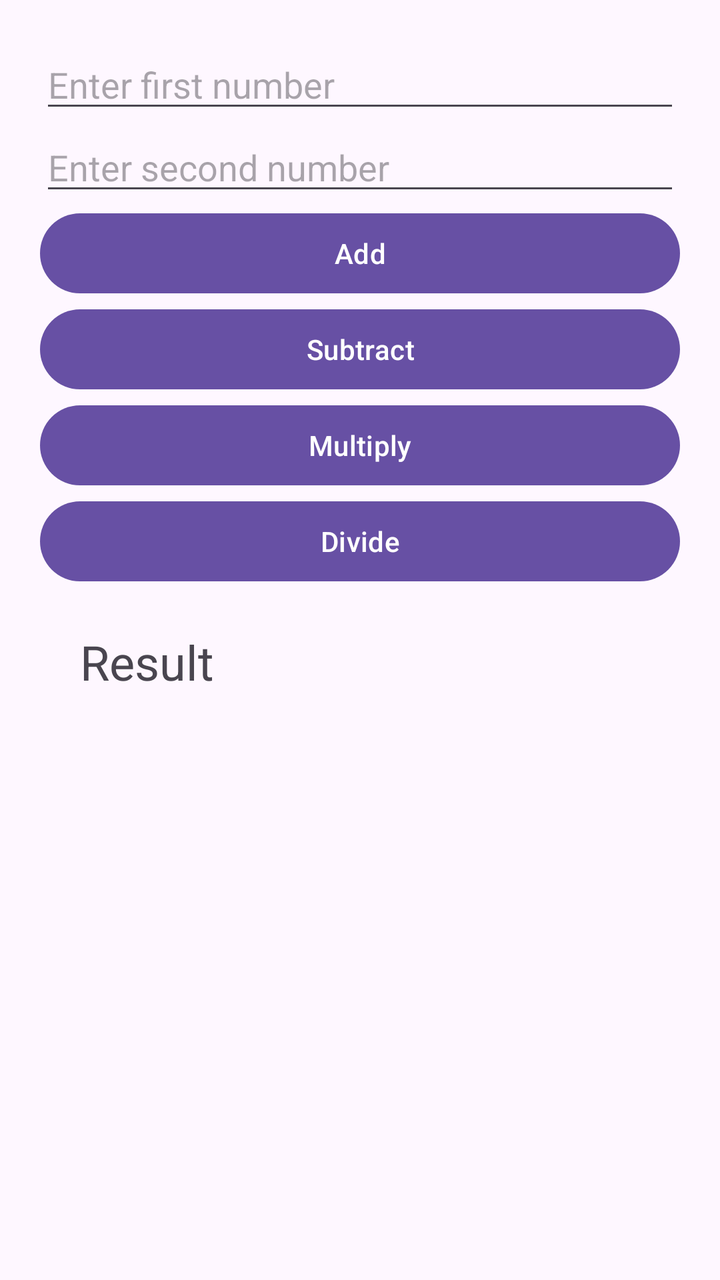
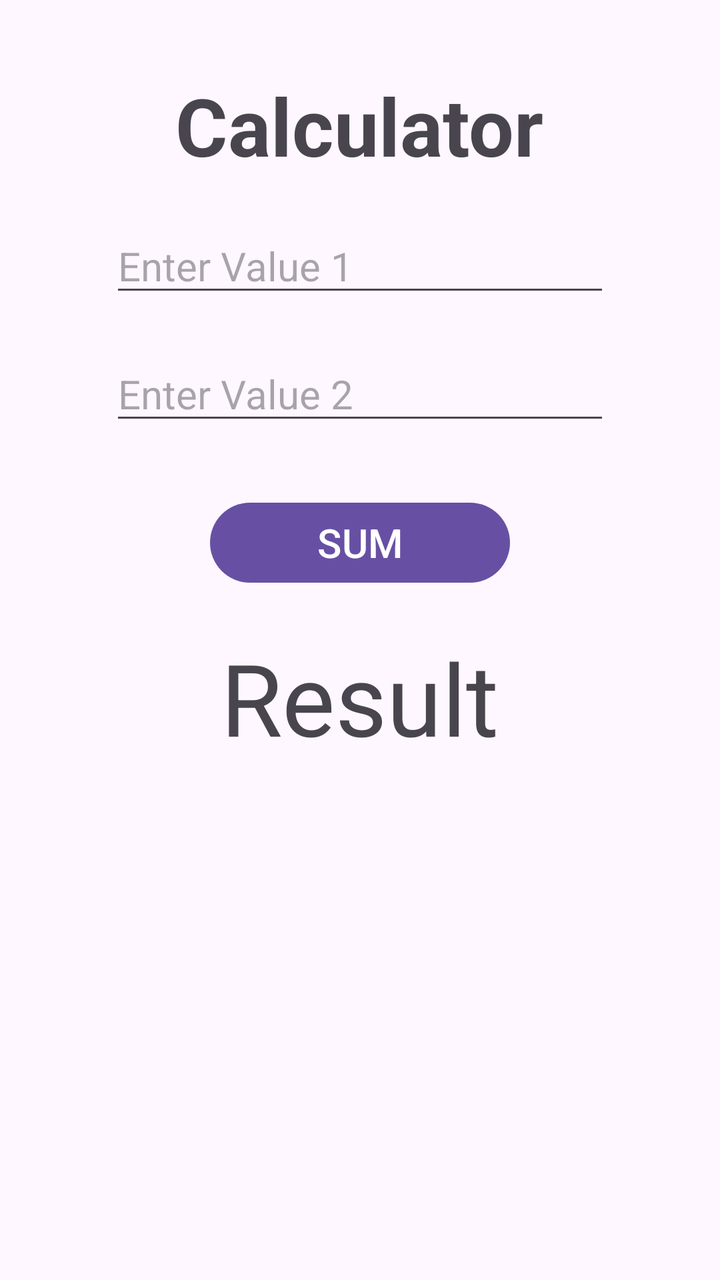

The first picture is an Android layout as it rendered before a commit; the second is the same layout after the commit. The layout source and the unified diff follow.
<!-- AndroidManifest.xml: application theme Theme.MyCalculator -->
<!-- res/layout/activity_main.xml -->
<?xml version="1.0" encoding="utf-8"?>
<LinearLayout
    xmlns:android="http://schemas.android.com/apk/res/android"
    android:id="@+id/main"
    android:layout_width="match_parent"
    android:layout_height="match_parent"
    android:orientation="vertical"
    android:padding="20dp">

    <EditText
        android:id="@+id/number1"
        android:layout_width="match_parent"
        android:layout_height="wrap_content"
        android:hint="Enter first number"
        android:inputType="numberDecimal" />

    <EditText
        android:id="@+id/number2"
        android:layout_width="match_parent"
        android:layout_height="wrap_content"
        android:hint="Enter second number"
        android:inputType="numberDecimal" />

    <Button
        android:id="@+id/addButton"
        android:layout_width="match_parent"
        android:layout_height="wrap_content"
        android:text="Add" />

    <Button
        android:id="@+id/subtractButton"
        android:layout_width="match_parent"
        android:layout_height="wrap_content"
        android:text="Subtract" />

    <Button
        android:id="@+id/multiplyButton"
        android:layout_width="match_parent"
        android:layout_height="wrap_content"
        android:text="Multiply" />

    <Button
        android:id="@+id/divideButton"
        android:layout_width="match_parent"
        android:layout_height="wrap_content"
        android:text="Divide" />

    <TextView
        android:id="@+id/result"
        android:layout_width="match_parent"
        android:layout_height="wrap_content"
        android:text="Result"
        android:textSize="24sp"
        android:padding="20dp" />

</LinearLayout>
<!-- resources referenced by this layout -->
<resources>
  <style name="Theme.MyCalculator" parent="Base.Theme.MyCalculator" />
  <style name="Base.Theme.MyCalculator" parent="Theme.Material3.DayNight.NoActionBar">
          
          
      </style>
</resources>

<!-- the commit's change to res/layout/activity_main.xml (unified diff, before → after) -->
@@ -1,56 +1,69 @@
 <?xml version="1.0" encoding="utf-8"?>
 <LinearLayout
     xmlns:android="http://schemas.android.com/apk/res/android"
+    xmlns:app="http://schemas.android.com/apk/res-auto"
+    xmlns:tools="http://schemas.android.com/tools"
     android:id="@+id/main"
+    android:orientation="vertical"
     android:layout_width="match_parent"
     android:layout_height="match_parent"
-    android:orientation="vertical"
-    android:padding="20dp">
+    android:padding="16dp"
+    tools:context=".MainActivity">
 
+    
+    <TextView
+        android:id="@+id/tv1"
+        android:layout_width="wrap_content"
+        android:layout_height="wrap_content"
+        android:layout_marginTop="20dp"
+        android:text="@string/title_calculator"
+        android:textStyle="bold"
+        android:textSize="40sp"
+        android:layout_gravity="center"/> 
+
+    
+    
     <EditText
-        android:id="@+id/number1"
-        android:layout_width="match_parent"
+        android:id="@+id/et1"
+        android:layout_width="250dp"
         android:layout_height="wrap_content"
-        android:hint="Enter first number"
-        android:inputType="numberDecimal" />
+        android:hint="@string/hint_value1"
+        android:layout_gravity="center"
+        android:layout_marginTop="20dp"
+        android:textSize="20sp"
+        android:inputType="numberDecimal"
+        android:autofillHints="none" /> 
 
+    
     <EditText
-        android:id="@+id/number2"
-        android:layout_width="match_parent"
+        android:id="@+id/et2"
+        android:layout_width="250dp"
         android:layout_height="wrap_content"
-        android:hint="Enter second number"
-        android:inputType="numberDecimal" />
+        android:hint="@string/hint_value2"
+        android:layout_gravity="center"
+        android:layout_marginTop="20dp"
+        android:textSize="20sp"
+        android:inputType="numberDecimal"
+        android:autofillHints="none" />
 
+    
     <Button
-        android:id="@+id/addButton"
-        android:layout_width="match_parent"
+        android:id="@+id/btn1"
+        android:layout_width="150dp"
         android:layout_height="wrap_content"
-        android:text="Add" />
+        android:text="@string/btn_sum"
+        android:textSize="20sp"
+        android:layout_gravity="center"
+        android:layout_marginTop="30dp"/>
 
-    <Button
-        android:id="@+id/subtractButton"
-        android:layout_width="match_parent"
+    
+    <TextView
+        android:id="@+id/tv2"
+        android:layout_width="wrap_content"
         android:layout_height="wrap_content"
-        android:text="Subtract" />
-
-    <Button
-        android:id="@+id/multiplyButton"
-        android:layout_width="match_parent"
-        android:layout_height="wrap_content"
-        android:text="Multiply" />
-
-    <Button
-        android:id="@+id/divideButton"
-        android:layout_width="match_parent"
-        android:layout_height="wrap_content"
-        android:text="Divide" />
-
-    <TextView
-        android:id="@+id/result"
-        android:layout_width="match_parent"
-        android:layout_height="wrap_content"
-        android:text="Result"
-        android:textSize="24sp"
-        android:padding="20dp" />
+        android:layout_marginTop="20dp"
+        android:text="@string/txt_result"
+        android:textSize="50sp"
+        android:layout_gravity="center"/>
 
 </LinearLayout>
<!-- resource entries referenced after the edit -->
@@ -1,5 +1,10 @@
 <!-- resources referenced by this layout -->
 <resources>
+  <string name="btn_sum">SUM</string>
+  <string name="hint_value1">Enter Value 1</string>
+  <string name="hint_value2">Enter Value 2</string>
+  <string name="title_calculator">Calculator</string>
+  <string name="txt_result">Result</string>
   <style name="Theme.MyCalculator" parent="Base.Theme.MyCalculator" />
   <style name="Base.Theme.MyCalculator" parent="Theme.Material3.DayNight.NoActionBar">
           
